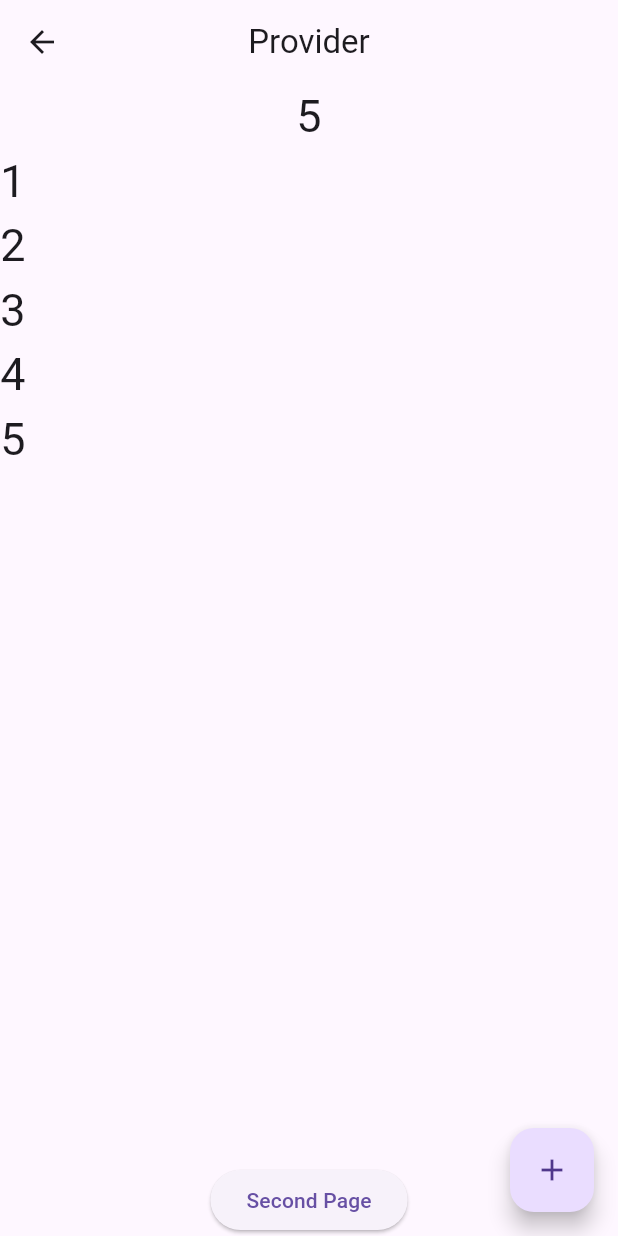
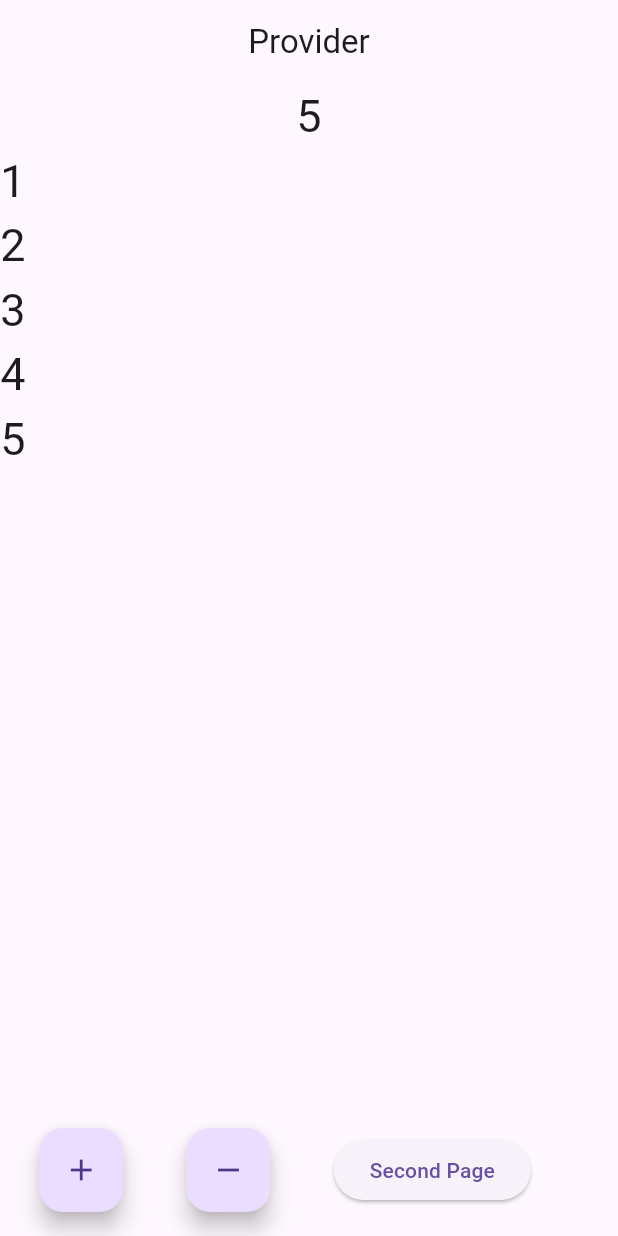
Before and after one commit to Devansh176/Database-StateManagement_Flutter, a Flutter app: the Home screen opened directly, after a tap on the "add" icon, on a phone screen of 412 x 824 dp. Run offline on Flutter 3.47's test engine with Material 3 defaults, Android fonts, the phone set to English and light mode, and no system bars; our stand-ins replace sqflite; accounts and stored records are empty.

Commit message:
Subtract functionality of provider

```diff
--- a/lib/data/local/db_connection.dart
+++ b/lib/data/local/db_connection.dart
@@ -58,7 +58,7 @@ class DBConnection {
   }
 
   //fetching or reading all data
-  Future<List<Map<String, dynamic>>> getAllNotes() async {
+  Future<List<Map<String, dynamic>>> getAllNotes() async  {
     var db = await getDB();
     ///Select * from note
     List<Map<String, dynamic>> mData = await db.query(TABLE_NOTE,);
--- a/lib/provider/Home.dart
+++ b/lib/provider/Home.dart
@@ -18,11 +18,34 @@ class _HomeState extends State<Home> {
     print('Build called');
     return Consumer<NumberListProvider>(
       builder: (context, numbersProviderModel, child) => Scaffold(
-        floatingActionButton: FloatingActionButton(
-          onPressed: () {
-            numbersProviderModel.add();
-          },
-          child: const Icon(Icons.add,),
+        floatingActionButton: Row(
+          mainAxisAlignment: MainAxisAlignment.spaceEvenly,
+          children: [
+            FloatingActionButton(
+              heroTag: 'add',
+              onPressed: () {
+                numbersProviderModel.add();
+              },
+              child: const Icon(Icons.add,),
+            ),
+            FloatingActionButton(
+              heroTag: 'subtract',
+              onPressed: () {
+                numbersProviderModel.subtract();
+              },
+              child: const Icon(Icons.remove,),
+            ),
+            ElevatedButton(
+              onPressed: (){
+                Navigator.of(context).push(
+                  MaterialPageRoute(
+                    builder: (context) => SecondPage(),
+                  ),
+                );
+              },
+              child: Text('Second Page'),
+            ),
+          ],
         ),
         appBar: AppBar(
           centerTitle: true,
@@ -48,16 +71,6 @@ class _HomeState extends State<Home> {
                     },
                   ),
                 ),
-                ElevatedButton(
-                  onPressed: (){
-                    Navigator.of(context).push(
-                      MaterialPageRoute(
-                        builder: (context) => SecondPage(),
-                      ),
-                    );
-                  },
-                  child: Text('Second Page'),
-                ),
               ],
             ),
           ),
--- a/lib/provider/list_provider.dart
+++ b/lib/provider/list_provider.dart
@@ -8,4 +8,10 @@ class NumberListProvider extends ChangeNotifier{
     numbers.add(last + 1);
     notifyListeners();
   }
+
+  void subtract(){
+    int last = numbers.last;
+    numbers.remove(last);
+    notifyListeners();
+  }
 }
```
Also changed, not shown: lib/main.dart (+10 -3 lines), lib/provider/list_map_provider.dart (added, +12 -0 lines), lib/provider/secondPage.dart (+14 -1 lines).
